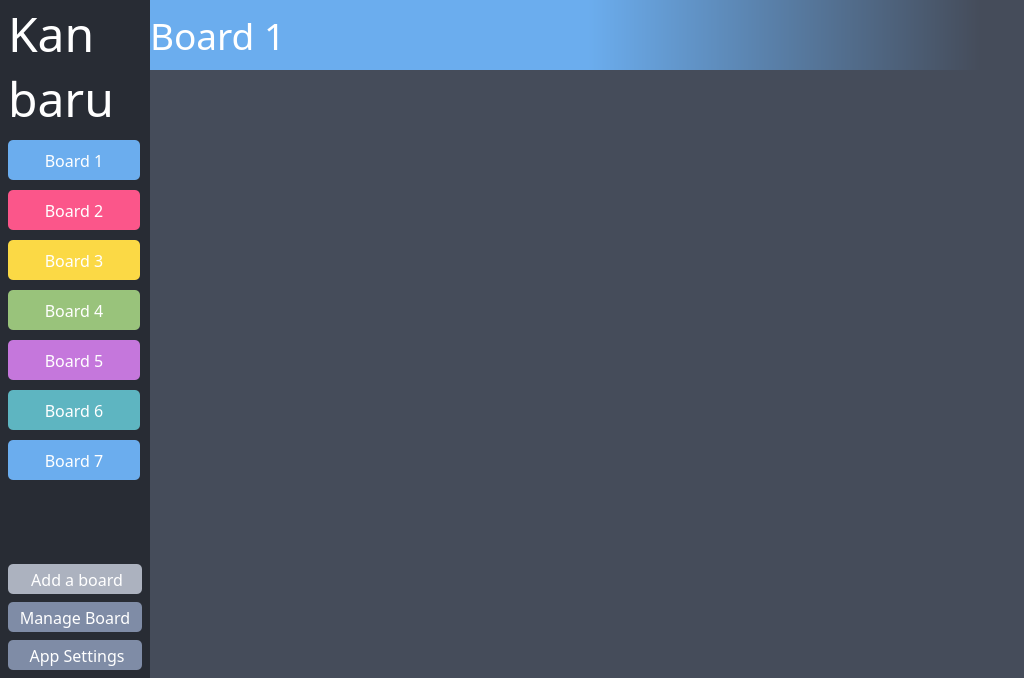
dulapahv/Kanbaru, file src/ui/main.ui: the form before one commit.
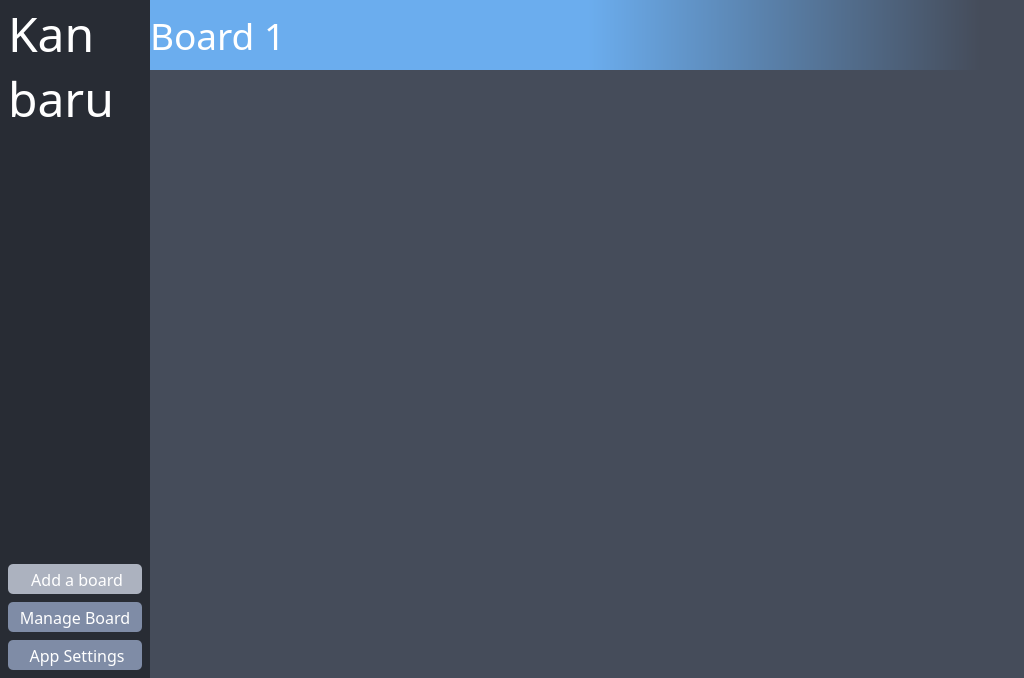
The form after the commit. Icons and pictures are not drawn.

Commit message: Implement deserializing database and constructing class dynamically

Diff of the .ui file:
```diff
--- a/src/ui/main.ui
+++ b/src/ui/main.ui
@@ -163,235 +163,6 @@
               <property name="bottomMargin">
                <number>0</number>
               </property>
-              <item>
-               <widget class="QPushButton" name="btn_board_1">
-                <property name="sizePolicy">
-                 <sizepolicy hsizetype="Preferred" vsizetype="Fixed">
-                  <horstretch>0</horstretch>
-                  <verstretch>0</verstretch>
-                 </sizepolicy>
-                </property>
-                <property name="minimumSize">
-                 <size>
-                  <width>0</width>
-                  <height>40</height>
-                 </size>
-                </property>
-                <property name="font">
-                 <font>
-                  <family>Torus Pro</family>
-                  <pointsize>12</pointsize>
-                 </font>
-                </property>
-                <property name="cursor">
-                 <cursorShape>PointingHandCursor</cursorShape>
-                </property>
-                <property name="focusPolicy">
-                 <enum>Qt::TabFocus</enum>
-                </property>
-                <property name="styleSheet">
-                 <string notr="true">QPushButton {background-color: #6badee; color: #ffffff; border-radius: 5px}
-QPushButton:hover {background-color: #7e828c;}
-QPushButton:focus {border-color: #000000; border-width: 1.5px; border-style: solid;}</string>
-                </property>
-                <property name="text">
-                 <string>Board 1</string>
-                </property>
-               </widget>
-              </item>
-              <item>
-               <widget class="QPushButton" name="btn_board_2">
-                <property name="minimumSize">
-                 <size>
-                  <width>0</width>
-                  <height>40</height>
-                 </size>
-                </property>
-                <property name="font">
-                 <font>
-                  <family>Torus Pro</family>
-                  <pointsize>12</pointsize>
-                 </font>
-                </property>
-                <property name="cursor">
-                 <cursorShape>PointingHandCursor</cursorShape>
-                </property>
-                <property name="focusPolicy">
-                 <enum>Qt::TabFocus</enum>
-                </property>
-                <property name="styleSheet">
-                 <string notr="true">QPushButton {background-color: #fb568a; color: #ffffff; border-radius: 5px}
-QPushButton:hover {background-color: #7e828c;}
-QPushButton:focus {border-color: #000000; border-width: 1.5px; border-style: solid;}</string>
-                </property>
-                <property name="text">
-                 <string>Board 2</string>
-                </property>
-               </widget>
-              </item>
-              <item>
-               <widget class="QPushButton" name="btn_board_3">
-                <property name="minimumSize">
-                 <size>
-                  <width>0</width>
-                  <height>40</height>
-                 </size>
-                </property>
-                <property name="font">
-                 <font>
-                  <family>Torus Pro</family>
-                  <pointsize>12</pointsize>
-                 </font>
-                </property>
-                <property name="cursor">
-                 <cursorShape>PointingHandCursor</cursorShape>
-                </property>
-                <property name="focusPolicy">
-                 <enum>Qt::TabFocus</enum>
-                </property>
-                <property name="styleSheet">
-                 <string notr="true">QPushButton {background-color: #fbd945; color: #ffffff; border-radius: 5px}
-QPushButton:hover {background-color: #7e828c;}
-QPushButton:focus {border-color: #000000; border-width: 1.5px; border-style: solid;}</string>
-                </property>
-                <property name="text">
-                 <string>Board 3</string>
-                </property>
-               </widget>
-              </item>
-              <item>
-               <widget class="QPushButton" name="btn_board_4">
-                <property name="minimumSize">
-                 <size>
-                  <width>0</width>
-                  <height>40</height>
-                 </size>
-                </property>
-                <property name="font">
-                 <font>
-                  <family>Torus Pro</family>
-                  <pointsize>12</pointsize>
-                 </font>
-                </property>
-                <property name="cursor">
-                 <cursorShape>PointingHandCursor</cursorShape>
-                </property>
-                <property name="focusPolicy">
-                 <enum>Qt::TabFocus</enum>
-                </property>
-                <property name="styleSheet">
-                 <string notr="true">QPushButton {background-color: #99c37b; color: #ffffff; border-radius: 5px}
-QPushButton:hover {background-color: #7e828c;}
-QPushButton:focus {border-color: #000000; border-width: 1.5px; border-style: solid;}</string>
-                </property>
-                <property name="text">
-                 <string>Board 4</string>
-                </property>
-               </widget>
-              </item>
-              <item>
-               <widget class="QPushButton" name="btn_board_5">
-                <property name="minimumSize">
-                 <size>
-                  <width>0</width>
-                  <height>40</height>
-                 </size>
-                </property>
-                <property name="font">
-                 <font>
-                  <family>Torus Pro</family>
-                  <pointsize>12</pointsize>
-                 </font>
-                </property>
-                <property name="cursor">
-                 <cursorShape>PointingHandCursor</cursorShape>
-                </property>
-                <property name="focusPolicy">
-                 <enum>Qt::TabFocus</enum>
-                </property>
-                <property name="styleSheet">
-                 <string notr="true">QPushButton {background-color: #c577dc; color: #ffffff; border-radius: 5px}
-QPushButton:hover {background-color: #7e828c;}
-QPushButton:focus {border-color: #000000; border-width: 1.5px; border-style: solid;}</string>
-                </property>
-                <property name="text">
-                 <string>Board 5</string>
-                </property>
-               </widget>
-              </item>
-              <item>
-               <widget class="QPushButton" name="btn_board_6">
-                <property name="minimumSize">
-                 <size>
-                  <width>0</width>
-                  <height>40</height>
-                 </size>
-                </property>
-                <property name="font">
-                 <font>
-                  <family>Torus Pro</family>
-                  <pointsize>12</pointsize>
-                 </font>
-                </property>
-                <property name="cursor">
-                 <cursorShape>PointingHandCursor</cursorShape>
-                </property>
-                <property name="focusPolicy">
-                 <enum>Qt::TabFocus</enum>
-                </property>
-                <property name="styleSheet">
-                 <string notr="true">QPushButton {background-color: #5eb5c1; color: #ffffff; border-radius: 5px}
-QPushButton:hover {background-color: #7e828c;}
-QPushButton:focus {border-color: #000000; border-width: 1.5px; border-style: solid;}</string>
-                </property>
-                <property name="text">
-                 <string>Board 6</string>
-                </property>
-               </widget>
-              </item>
-              <item>
-               <widget class="QPushButton" name="btn_board_7">
-                <property name="minimumSize">
-                 <size>
-                  <width>0</width>
-                  <height>40</height>
-                 </size>
-                </property>
-                <property name="font">
-                 <font>
-                  <family>Torus Pro</family>
-                  <pointsize>12</pointsize>
-                 </font>
-                </property>
-                <property name="cursor">
-                 <cursorShape>PointingHandCursor</cursorShape>
-                </property>
-                <property name="focusPolicy">
-                 <enum>Qt::TabFocus</enum>
-                </property>
-                <property name="styleSheet">
-                 <string notr="true">QPushButton {background-color: #6badee; color: #ffffff; border-radius: 5px}
-QPushButton:hover {background-color: #7e828c;}
-QPushButton:focus {border-color: #000000; border-width: 1.5px; border-style: solid;}</string>
-                </property>
-                <property name="text">
-                 <string>Board 7</string>
-                </property>
-               </widget>
-              </item>
-              <item>
-               <spacer name="vertSpacer_scrollAreaContent">
-                <property name="orientation">
-                 <enum>Qt::Vertical</enum>
-                </property>
-                <property name="sizeHint" stdset="0">
-                 <size>
-                  <width>20</width>
-                  <height>40</height>
-                 </size>
-                </property>
-               </spacer>
-              </item>
              </layout>
             </widget>
            </widget>
```
Left out of the diff: 7 changed lines with no effect on the pictures. The commit also changes 4 other files.
